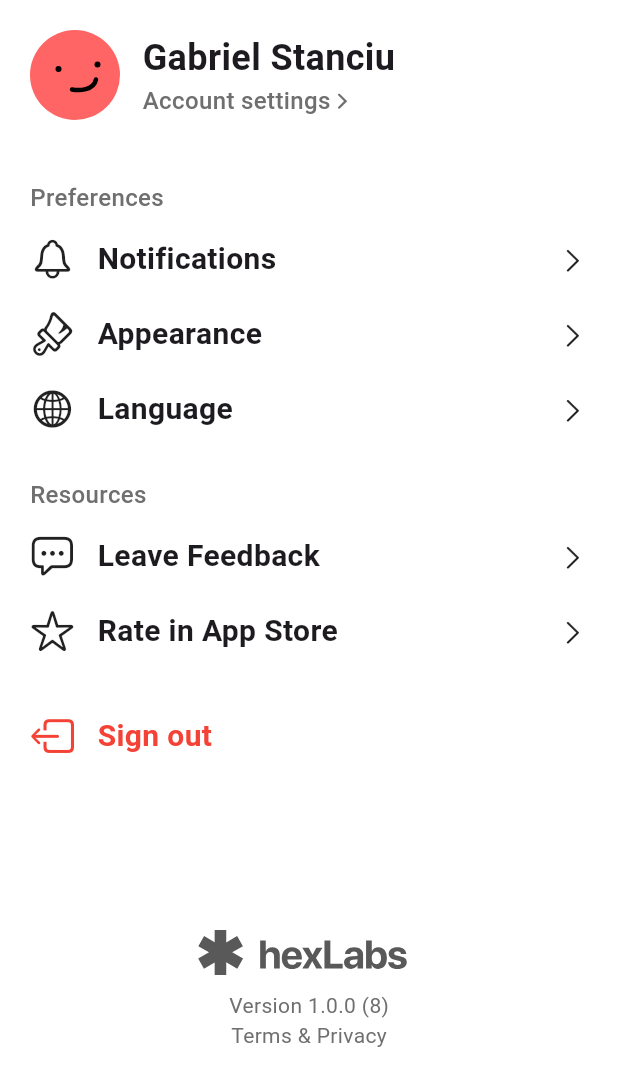
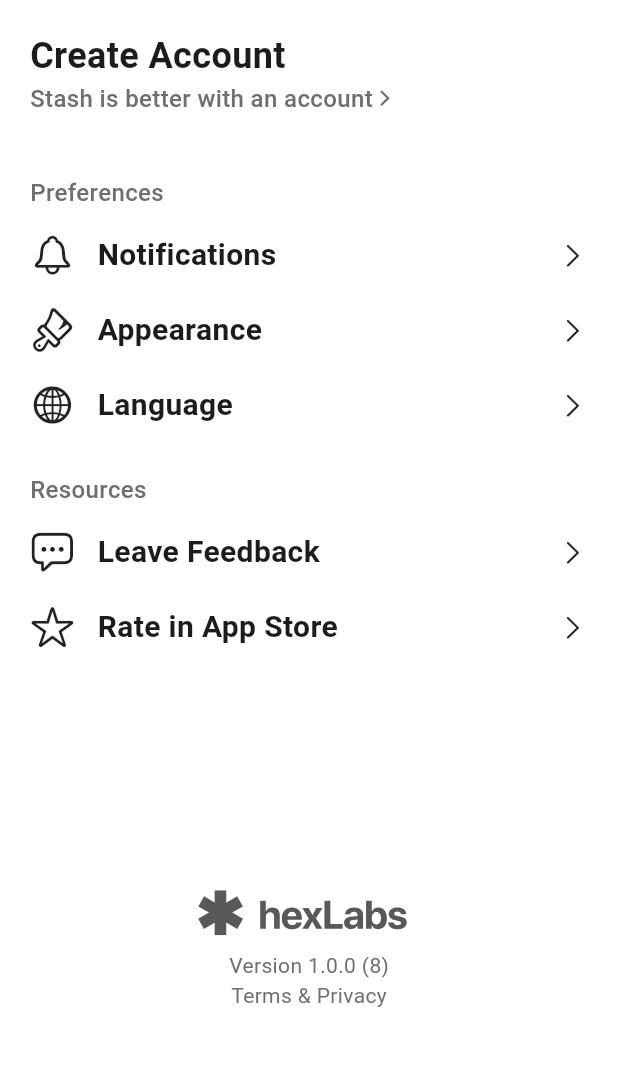
Before and after one commit to stanciugabriel/stash, a Flutter app: the Settings screen opened directly, on a phone screen of 412 x 824 dp. Shown: the top 1086 px of the screen. Run offline on Flutter 3.47's test engine with Material 3 defaults, Android fonts, the light colour scheme and no system bars; our stand-ins replace barcode_widget, cached_network_image, camera, flutter_svg, glass, in_app_review and 4 more; missing offline and left inert: google_mlkit_barcode_scanning, haptic_feedback, mesh_gradient, screen_brightness; accounts and stored records are empty; generated files the repository leaves out were written again; network calls fail; Roboto replaces fonts that are missing (SFProDisplay).

Commit message:
tested the card functions for onboarding login and sign up in testpad, they work wonderfully

```diff
--- a/lib/onboarding/main_screen.dart
+++ b/lib/onboarding/main_screen.dart
@@ -4,8 +4,9 @@ import 'background_widget.dart'; // Import your background widget
 import 'features.dart'; // Import the Features screen
 
 class MainScreen extends StatefulWidget {
+  const MainScreen({super.key});
   @override
-  _MainScreenState createState() => _MainScreenState();
+  State<MainScreen> createState() => _MainScreenState();
 }
 
 class _MainScreenState extends State<MainScreen> {
--- a/lib/onboarding/welcome_screen.dart
+++ b/lib/onboarding/welcome_screen.dart
@@ -6,7 +6,7 @@ import 'package:flutter_gen/gen_l10n/app_localizations.dart';
 class WelcomeScreen extends StatelessWidget {
   final VoidCallback onContinue;
 
-  WelcomeScreen({required this.onContinue});
+  const WelcomeScreen({required this.onContinue, super.key});
 
   @override
   Widget build(BuildContext context) {
@@ -14,7 +14,7 @@ class WelcomeScreen extends StatelessWidget {
       mainAxisAlignment: MainAxisAlignment.spaceBetween,
       crossAxisAlignment: CrossAxisAlignment.center,
       children: [
-        SizedBox(),
+        const SizedBox(),
         // App Logo and Name
         Padding(
           padding: const EdgeInsets.symmetric(horizontal: 20.0),
--- a/lib/providers/account_provider.dart
+++ b/lib/providers/account_provider.dart
@@ -58,6 +58,7 @@ class AccountProvider with ChangeNotifier {
       newClient = body['newClient'];
       token = body['token'];
 
+      notifyListeners();
       setError('');
     } else {
       setError(body['message']);
@@ -87,6 +88,7 @@ class AccountProvider with ChangeNotifier {
       setAccount(account);
       account = await getAccount();
 
+      notifyListeners();
       setError('');
     } else {
       setError(body['message']);
--- a/lib/settings.dart
+++ b/lib/settings.dart
@@ -1,6 +1,8 @@
 import 'package:Stash/appearance_modal.dart';
 import 'package:Stash/language_modal.dart';
 import 'package:Stash/notifications_modal.dart';
+import 'package:Stash/onboarding/main_screen.dart';
+import 'package:Stash/providers/account_provider.dart';
 import 'package:Stash/terms.dart';
 import 'package:flutter/cupertino.dart';
 import 'package:flutter/material.dart';
@@ -8,6 +10,7 @@ import 'package:flutter_svg/svg.dart';
 import 'package:in_app_review/in_app_review.dart';
 import 'package:package_info_plus/package_info_plus.dart';
 import 'package:flutter_gen/gen_l10n/app_localizations.dart';
+import 'package:provider/provider.dart';
 
 class Settings extends StatefulWidget {
   const Settings({super.key});
@@ -42,6 +45,7 @@ class _SettingsState extends State<Settings> {
   final InAppReview inAppReview = InAppReview.instance;
   @override
   Widget build(BuildContext context) {
+    return Consumer<AccountProvider>(builder: (context, auth, _) {
       return Scaffold(
         body: SafeArea(
           child: Padding(
@@ -49,7 +53,8 @@ class _SettingsState extends State<Settings> {
             child: Column(
               crossAxisAlignment: CrossAxisAlignment.start,
               children: [
-              Row(
+                auth.token != ''
+                    ? Row(
                         children: [
                           SvgPicture.asset("assets/icons/profile.svg"),
                           const SizedBox(
@@ -58,9 +63,9 @@ class _SettingsState extends State<Settings> {
                           Column(
                             crossAxisAlignment: CrossAxisAlignment.start,
                             children: [
-                      const Text(
-                        "Gabriel Stanciu",
-                        style: TextStyle(
+                              Text(
+                                '${auth.account.firstName} ${auth.account.lastName}',
+                                style: const TextStyle(
                                     fontFamily: "SFProDisplay",
                                     fontSize: 24,
                                     fontWeight: FontWeight.w600),
@@ -69,7 +74,8 @@ class _SettingsState extends State<Settings> {
                                 crossAxisAlignment: CrossAxisAlignment.center,
                                 children: [
                                   Text(
-                            AppLocalizations.of(context)!.account_settings,
+                                    AppLocalizations.of(context)!
+                                        .account_settings,
                                     style: const TextStyle(
                                         fontFamily: "SFProDisplay",
                                         fontSize: 16,
@@ -86,6 +92,53 @@ class _SettingsState extends State<Settings> {
                             ],
                           )
                         ],
+                      )
+                    : GestureDetector(
+                        onTap: () {
+                          Navigator.push(
+                              context,
+                              MaterialPageRoute(
+                                  builder: (_) => const MainScreen()));
+                        },
+                        child: Row(
+                          children: [
+                            // SvgPicture.asset("assets/icons/profile.svg"),
+                            // const SizedBox(
+                            //   width: 15,
+                            // ),
+                            Column(
+                              crossAxisAlignment: CrossAxisAlignment.start,
+                              children: [
+                                Text(
+                                  AppLocalizations.of(context)!.create_account,
+                                  style: const TextStyle(
+                                      fontFamily: "SFProDisplay",
+                                      fontSize: 24,
+                                      fontWeight: FontWeight.w600),
+                                ),
+                                Row(
+                                  crossAxisAlignment: CrossAxisAlignment.center,
+                                  children: [
+                                    Text(
+                                      AppLocalizations.of(context)!
+                                          .stash_is_better_with_an_account,
+                                      style: const TextStyle(
+                                          fontFamily: "SFProDisplay",
+                                          fontSize: 16,
+                                          fontWeight: FontWeight.w500,
+                                          color: Color(0xFF6F6F6F)),
+                                    ),
+                                    const Icon(
+                                      CupertinoIcons.forward,
+                                      color: Color(0xFF6F6F6F),
+                                      size: 16,
+                                    )
+                                  ],
+                                )
+                              ],
+                            )
+                          ],
+                        ),
                       ),
                 const SizedBox(
                   height: 40,
@@ -264,7 +317,8 @@ class _SettingsState extends State<Settings> {
                             const SizedBox(
                               width: 15,
                             ),
-                          Text(AppLocalizations.of(context)!.rate_in_app_store,
+                            Text(
+                                AppLocalizations.of(context)!.rate_in_app_store,
                                 style: const TextStyle(
                                   fontFamily: "SFProDisplay",
                                   fontSize: 20,
@@ -283,7 +337,12 @@ class _SettingsState extends State<Settings> {
                 const SizedBox(
                   height: 20,
                 ),
-              Padding(
+                if (auth.token != '')
+                  GestureDetector(
+                    onTap: () async {
+                      await auth.logout();
+                    },
+                    child: Padding(
                       padding: const EdgeInsets.symmetric(vertical: 10.0),
                       child: Row(
                         children: [
@@ -302,6 +361,7 @@ class _SettingsState extends State<Settings> {
                                   fontWeight: FontWeight.w700,
                                   color: Colors.red)),
                         ],
+                      ),
                     ),
                   ),
                 Expanded(
@@ -338,5 +398,6 @@ class _SettingsState extends State<Settings> {
           ),
         ),
       );
+    });
   }
 }
```
Also changed, not shown: lib/providers/fidelity_cards_provider.dart (+17 -0 lines), lib/testpad.dart (+20 -0 lines). Lines whose indentation alone changed are shown as unchanged.
